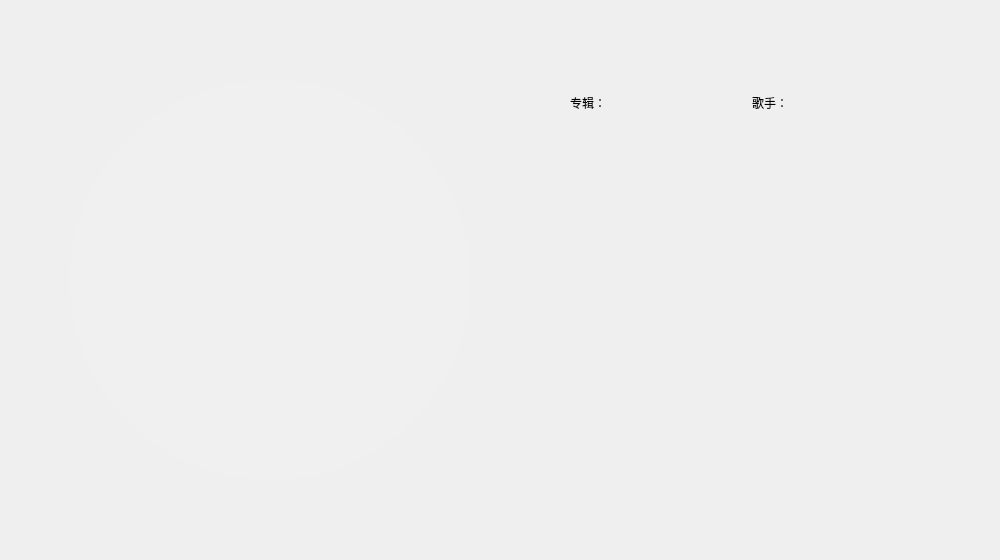
Qt form music_player/musiccover.ui (zhuyijiang/player) before a commit.
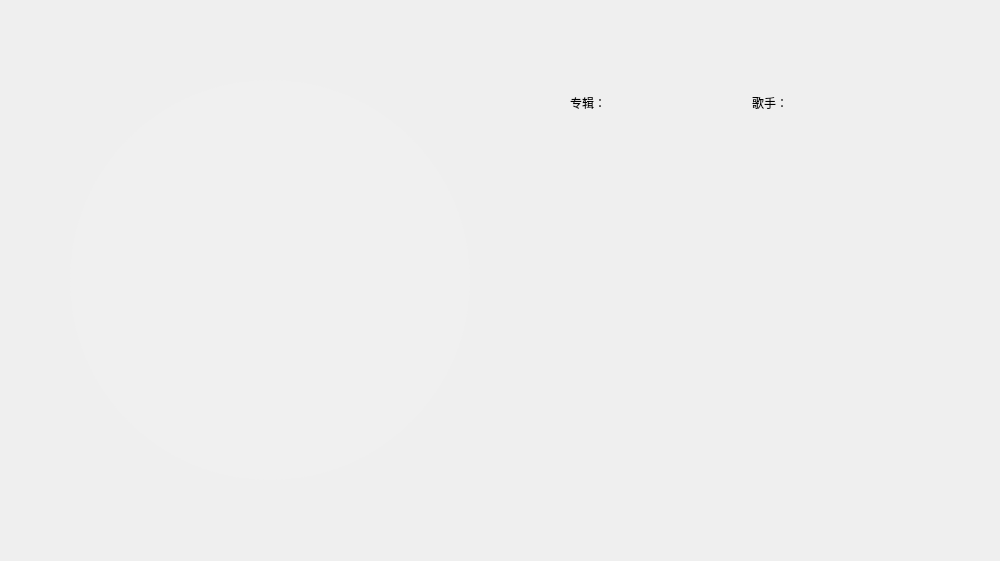
The same form after that commit.

What changed in the file:
```diff
--- a/music_player/musiccover.ui
+++ b/music_player/musiccover.ui
@@ -7,7 +7,7 @@
     <x>0</x>
     <y>0</y>
     <width>1000</width>
-    <height>560</height>
+    <height>561</height>
    </rect>
   </property>
   <property name="windowTitle">
```
Left out of the diff: 9 changed lines with no effect on the pictures.
